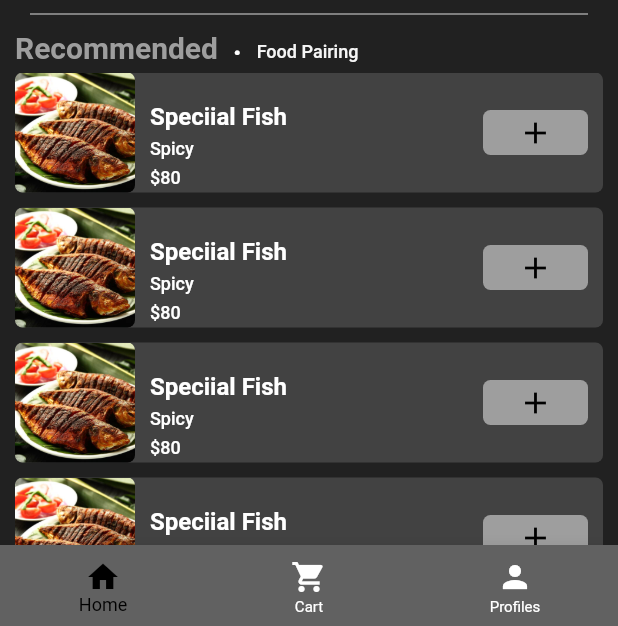
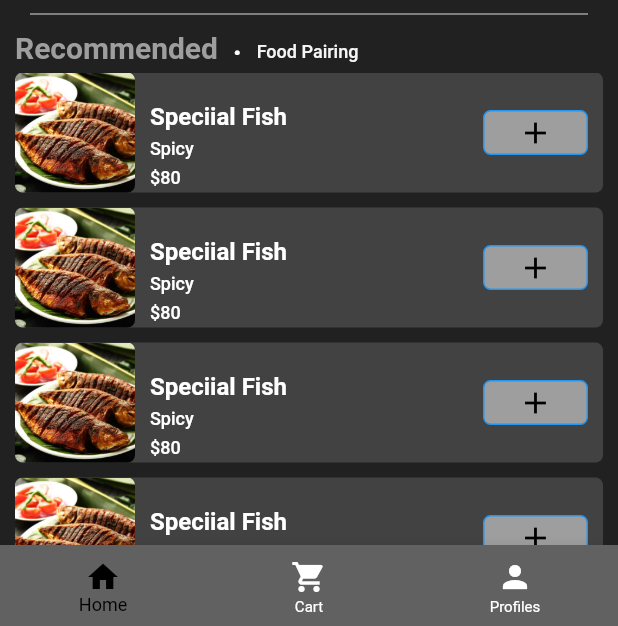
Before and after one commit to Anjesh-shni/google_map, a Flutter app: the screen it shows after launch, on a phone screen of 412 x 824 dp. Shown: the part 607-1233 px from the top of the screen. Run offline on Flutter 3.47's test engine with Material 2 defaults, Android fonts, the phone set to English and light mode, and no system bars; drawn by our look-alikes of dots_indicator.

Commit message:
new chsnges

```diff
--- a/lib/pages/food_page_body.dart
+++ b/lib/pages/food_page_body.dart
@@ -180,6 +180,7 @@ class _FoodPageBodyState extends State<FoodPageBody> {
                             margin: const EdgeInsets.only(right: 10),
                             decoration: BoxDecoration(
                               borderRadius: BorderRadius.circular(5),
+                              border: Border.all(color: Colors.blue),
                               color: Colors.grey,
                             ),
                             child: const Center(
```
